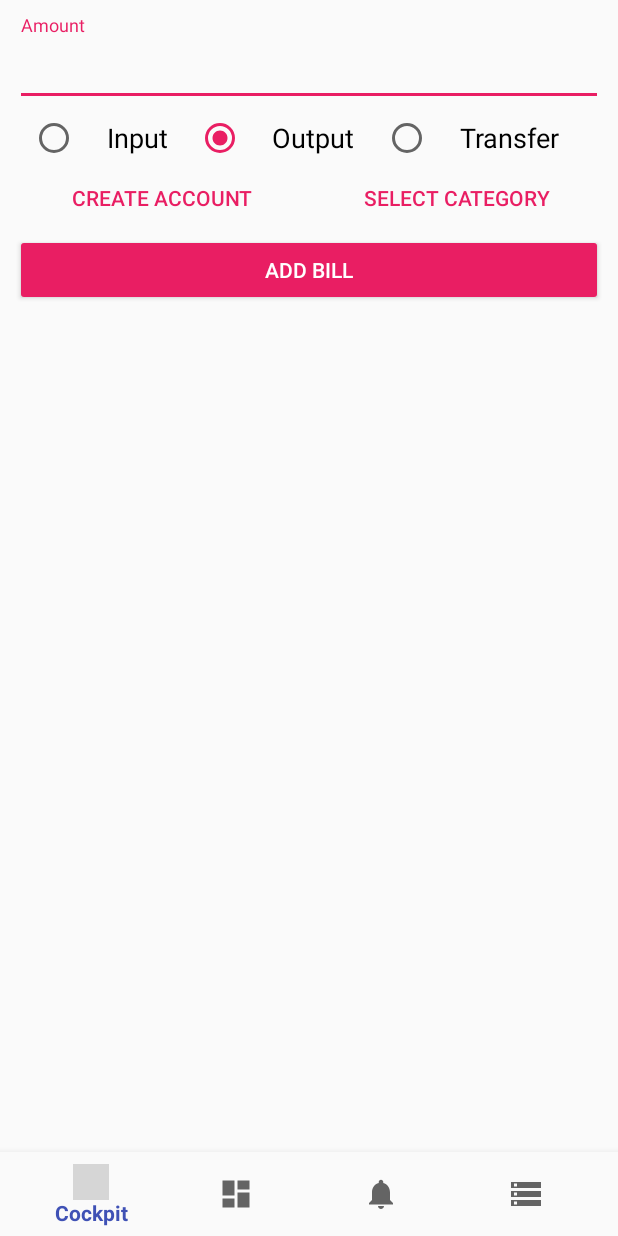
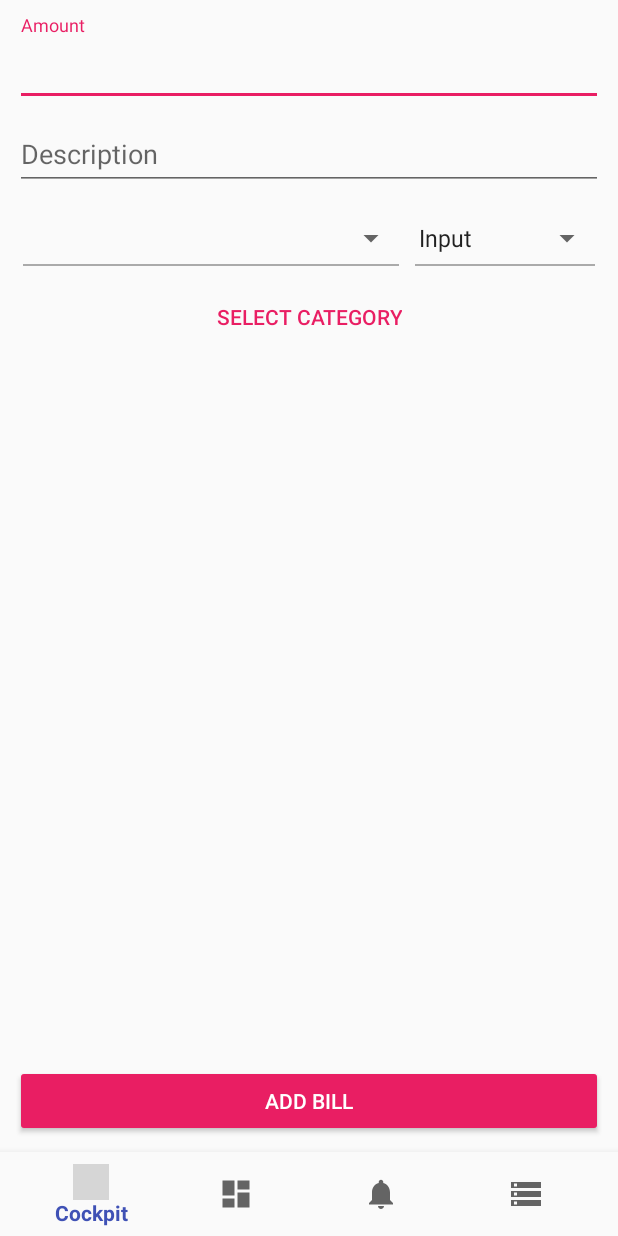
Before and after one commit to EliasDolinsek/cash-cockpit, an Android app: the screen it shows after launch (MainActivity), on a phone screen of 412 x 824 dp. Run offline under Robolectric (Android 15) with nearby library versions, the phone set to English and light mode, and no system bars; network calls fail; grey boxes are pictures that could not be loaded.

Commit message:
Improved CockpitFragment and Database-RecyclerView-Items

```diff
--- a/app/src/main/java/com/dolinsek/elias/cashcockpit/CockpitFragment.java
+++ b/app/src/main/java/com/dolinsek/elias/cashcockpit/CockpitFragment.java
@@ -29,23 +29,29 @@ import com.dolinsek.elias.cashcockpit.components.Currency;
 import com.dolinsek.elias.cashcockpit.components.Database;
 import com.dolinsek.elias.cashcockpit.components.Subcategory;
 
+import java.util.ArrayList;
+
 
 /**
  * A simple {@link Fragment} subclass.
  */
 public class CockpitFragment extends Fragment {
 
+    private static final String PRIMARY_CATEGORY = "primary_category";
+    private static final String SUBCATEGORY = "subcategory";
+    private static final String ACCOUNT = "account";
+    private static final String TYPE = "type";
+
     private LinearLayout mLlSelectInfo;
-    private TextView mTxvSelectInfo;
+    private TextView mTxvSelectInfo, mTxvSelectedCategory;
     private TextInputLayout mTilBillAmount, mTilBillDescription;
     private EditText mEdtBillAmount, mEdtBillDescription;
-    private RadioGroup mRgBillTypes;
-    private RadioButton mRbTypeInput, mRbTypeOutput, mRbTypeTransfer;
-    private Button mBtnSelectCategory, mBtnAdd, mBtnCreateBankAccount;
-    private Spinner mSpnSelectBankAccount;
+    private Button mBtnSelectCategory, mBtnAdd;
+    private Spinner mSpnSelectBankAccount, mSpnSelectBillType;
 
     private BankAccount bankAccount;
     private Subcategory subcategory;
+    private int billType = Bill.TYPE_OUTPUT;
 
     @Override
     public View onCreateView(LayoutInflater inflater, ViewGroup container,
@@ -59,22 +65,67 @@ public class CockpitFragment extends Fragment {
         mEdtBillAmount = (EditText) inflatedView.findViewById(R.id.edt_cockpit_bill_amount);
         mEdtBillDescription = (EditText) inflatedView.findViewById(R.id.edt_cockpit_bill_description);
 
-        mRgBillTypes = (RadioGroup) inflatedView.findViewById(R.id.rg_cockpit_bill_types);
-        mRbTypeInput = (RadioButton) inflatedView.findViewById(R.id.rb_cockpit_bill_type_input);
-        mRbTypeOutput = (RadioButton) inflatedView.findViewById(R.id.rb_cockpit_bill_type_output);
-        mRbTypeTransfer = (RadioButton) inflatedView.findViewById(R.id.rb_cockpit_bill_type_transfer);
-
         mBtnSelectCategory = (Button) inflatedView.findViewById(R.id.btn_cockpit_select_category);
         mBtnAdd = (Button) inflatedView.findViewById(R.id.btn_cockpit_add);
-        mBtnCreateBankAccount = (Button) inflatedView.findViewById(R.id.btn_cockpit_create_bank_account);
 
         mLlSelectInfo = (LinearLayout) inflatedView.findViewById(R.id.ll_cockpit_select_info);
         mTxvSelectInfo = (TextView) inflatedView.findViewById(R.id.txv_cockpit_select_info);
+        mTxvSelectedCategory = (TextView) inflatedView.findViewById(R.id.txv_cockpit_selected_category);
 
         mSpnSelectBankAccount = (Spinner) inflatedView.findViewById(R.id.spn_cockpit_select_bank_account);
+        mSpnSelectBillType = (Spinner) inflatedView.findViewById(R.id.spn_cockpit_select_bill_type);
+
+        final ArrayAdapter<CharSequence> selectBillTypeAdapter = new ArrayAdapter<CharSequence>(getContext(), android.R.layout.simple_spinner_item, getResources().getTextArray(R.array.bill_types_array));
+        selectBillTypeAdapter.setDropDownViewResource(android.R.layout.simple_spinner_dropdown_item);
+        mSpnSelectBillType.setAdapter(selectBillTypeAdapter);
+        mSpnSelectBillType.setOnItemSelectedListener(new AdapterView.OnItemSelectedListener() {
+            @Override
+            public void onItemSelected(AdapterView<?> adapterView, View view, int i, long l) {
+                billType = i;
+            }
+
+            @Override
+            public void onNothingSelected(AdapterView<?> adapterView) {
+
+            }
+        });
+
+        if(savedInstanceState != null){
+            billType = savedInstanceState.getInt(TYPE, 1);
+            subcategory = Database.getPrimaryCategories().get(savedInstanceState.getInt(PRIMARY_CATEGORY, 0)).getSubcategories().get(savedInstanceState.getInt(SUBCATEGORY, 0));
+            mTxvSelectedCategory.setVisibility(View.VISIBLE);
+            mTxvSelectedCategory.setText(subcategory.getPrimaryCategory().getName() + " " + Character.toString((char)0x00B7) + " " + subcategory.getName());
+        }
+
+        if(Database.getBankAccounts().size() != 0) {
+            final ArrayAdapter<CharSequence> selectBankAccountAdapter = new ArrayAdapter<CharSequence>(getContext(), android.R.layout.simple_spinner_item);
+            selectBankAccountAdapter.setDropDownViewResource(android.R.layout.simple_spinner_dropdown_item);
+
+            for(BankAccount bankAccount:Database.getBankAccounts()){
+                selectBankAccountAdapter.add(bankAccount.getName());
+            }
+
+            mSpnSelectBankAccount.setAdapter(selectBankAccountAdapter);
+            mSpnSelectBankAccount.setOnItemSelectedListener(new AdapterView.OnItemSelectedListener() {
+                @Override
+                public void onItemSelected(AdapterView<?> adapterView, View view, int i, long l) {
+                    bankAccount = Database.getBankAccounts().get(i);
+                }
+
+                @Override
+                public void onNothingSelected(AdapterView<?> adapterView) {
+
+                }
+            });
+
+            if(savedInstanceState != null) {
+                int index = savedInstanceState.getInt(ACCOUNT, 0);
+                mSpnSelectBankAccount.setSelection(index);
+                bankAccount = Database.getBankAccounts().get(index);
+            }
+        }
 
         mEdtBillAmount.addTextChangedListener(Currency.Factory.getCurrencyTextWatcher(mEdtBillAmount));
-        mRgBillTypes.check(mRbTypeOutput.getId());
 
         mBtnSelectCategory.setOnClickListener(new View.OnClickListener() {
             @Override
@@ -84,9 +135,10 @@ public class CockpitFragment extends Fragment {
                     @Override
                     public void onSubcategorySelected(Subcategory subcategory) {
                         CockpitFragment.this.subcategory = subcategory;
-                        mBtnSelectCategory.setTextColor(getResources().getColor(R.color.colorPrimary));
-                        mBtnSelectCategory.setText(subcategory.getName());
 
+                        mLlSelectInfo.setVisibility(View.GONE);
+                        mTxvSelectedCategory.setVisibility(View.VISIBLE);
+                        mTxvSelectedCategory.setText(subcategory.getPrimaryCategory().getName() + " " + Character.toString((char)0x00B7) + " " + subcategory.getName());
                         selectSubcategoryDialogFragment.dismiss();
                     }
                 });
@@ -107,9 +159,7 @@ public class CockpitFragment extends Fragment {
                 if(mEdtBillAmount.getText().toString().equals("")){
                     mTilBillDescription.setErrorEnabled(true);
                     mTilBillAmount.setError(getResources().getString(R.string.label_enter_amount));
-                } else if(bankAccount == null){
-                    mLlSelectInfo.setVisibility(View.VISIBLE);
-                    mTxvSelectInfo.setText(getResources().getString(R.string.label_need_to_select_bank_account));
+                    mTilBillDescription.setErrorEnabled(false);
                 } else if(subcategory == null){
                     mLlSelectInfo.setVisibility(View.VISIBLE);
                     mTxvSelectInfo.setText(getResources().getString(R.string.label_need_to_select_category));
@@ -117,16 +167,7 @@ public class CockpitFragment extends Fragment {
                     long amount = ((long) (Double.valueOf(mEdtBillAmount.getText().toString()) * 100));
                     String description = mEdtBillDescription.getText().toString();
 
-                    int type;
-                    if(mRgBillTypes.getCheckedRadioButtonId() == mRbTypeInput.getId()) {
-                        type = Bill.TYPE_INPUT;
-                    } else if(mRgBillTypes.getCheckedRadioButtonId() == mRbTypeOutput.getId()){
-                        type = Bill.TYPE_OUTPUT;
-                    } else {
-                        type = Bill.TYPE_TRANSFER;
-                    }
-
-                    bankAccount.addBill(new Bill(amount, description, type, subcategory));
+                    bankAccount.addBill(new Bill(amount, description, billType, subcategory));
 
                     //Show message
                     Toast.makeText(getContext(), getResources().getString(R.string.toast_bill_added), Toast.LENGTH_SHORT).show();
@@ -142,50 +183,7 @@ public class CockpitFragment extends Fragment {
             }
         });
 
-        mBtnCreateBankAccount.setOnClickListener(new View.OnClickListener() {
-            @Override
-            public void onClick(View view) {
-                //Start BankAccountActivity
-                Intent intent = new Intent(getContext(), BankAccountActivity.class);
-                startActivity(intent);
-            }
-        });
-
         return inflatedView;
-    }
-
-    @Override
-    public void onResume() {
-        super.onResume();
-
-        final ArrayAdapter<CharSequence> selectBankAccountAdapter = new ArrayAdapter<CharSequence>(getContext(), android.R.layout.simple_spinner_item);
-        selectBankAccountAdapter.setDropDownViewResource(android.R.layout.simple_spinner_dropdown_item);
-
-        for(BankAccount bankAccount:Database.getBankAccounts()){
-            selectBankAccountAdapter.add(bankAccount.getName());
-        }
-
-        mSpnSelectBankAccount.setAdapter(selectBankAccountAdapter);
-        mSpnSelectBankAccount.setOnItemSelectedListener(new AdapterView.OnItemSelectedListener() {
-            @Override
-            public void onItemSelected(AdapterView<?> adapterView, View view, int i, long l) {
-                bankAccount = Database.getBankAccounts().get(i);
-            }
-
-            @Override
-            public void onNothingSelected(AdapterView<?> adapterView) {
-
-            }
-        });
-
-        if(Database.getBankAccounts().size() != 0){
-            bankAccount = Database.getBankAccounts().get(0);
-            mBtnCreateBankAccount.setVisibility(View.GONE);
-            mSpnSelectBankAccount.setVisibility(View.VISIBLE);
-        } else {
-            mBtnCreateBankAccount.setVisibility(View.VISIBLE);
-            mSpnSelectBankAccount.setVisibility(View.GONE);
-        }
     }
 
     private void hideKeyboard(){
@@ -193,4 +191,33 @@ public class CockpitFragment extends Fragment {
         imm.hideSoftInputFromWindow(getView().getWindowToken(), 0);
     }
 
+    @Override
+    public void onSaveInstanceState(Bundle outState) {
+        super.onSaveInstanceState(outState);
+
+        //Gets index of selected account
+        int bankAccountIndex = 0;
+        for(int i = 0; i<Database.getBankAccounts().size(); i++){
+            if(Database.getBankAccounts().get(i).equals(this.bankAccount))
+                bankAccountIndex = i;
+        }
+
+        //Gets index of selected category index
+        int categoryIndex = 0;
+        int subcategoryIndex = 0;
+        for(int i = 0; i<Database.getPrimaryCategories().size(); i++){
+            if(Database.getPrimaryCategories().get(i).equals(subcategory.getPrimaryCategory())){
+                categoryIndex = i;
+                for(int y = 0; y<Database.getPrimaryCategories().get(i).getSubcategories().size(); y++){
+                    if(Database.getPrimaryCategories().get(i).getSubcategories().get(y).equals(subcategory))
+                        subcategoryIndex = y;
+                }
+            }
+        }
+
+        outState.putInt(TYPE, billType);
+        outState.putInt(ACCOUNT, bankAccountIndex);
+        outState.putInt(PRIMARY_CATEGORY, categoryIndex);
+        outState.putInt(SUBCATEGORY, subcategoryIndex);
+    }
 }
--- a/app/src/main/java/com/dolinsek/elias/cashcockpit/MainActivity.java
+++ b/app/src/main/java/com/dolinsek/elias/cashcockpit/MainActivity.java
@@ -25,6 +25,9 @@ public class MainActivity extends AppCompatActivity {
      */
     private BottomNavigationView mBottomNavigationView;
 
+    private CockpitFragment cockpitFragment = new CockpitFragment();
+    private DatabaseFragment databaseFragment = new DatabaseFragment();
+
     @Override
     protected void onCreate(Bundle savedInstanceState) {
         super.onCreate(savedInstanceState);
@@ -43,10 +46,10 @@ public class MainActivity extends AppCompatActivity {
                 //Switch between fragments
                 switch (item.getItemId()){
                     case R.id.navigation_database:
-                            replaceFragment(new DatabaseFragment());
+                            replaceFragment(databaseFragment);
                             return true;
                     case R.id.navigation_cockpit:
-                            replaceFragment(new CockpitFragment());
+                            replaceFragment(cockpitFragment);
                             return true;
                 }
 
--- a/app/src/main/res/layout/fragment_cockpit.xml
+++ b/app/src/main/res/layout/fragment_cockpit.xml
@@ -24,51 +24,10 @@
 
     </android.support.design.widget.TextInputLayout>
 
-    <RadioGroup
-        android:id="@+id/rg_cockpit_bill_types"
-        android:layout_width="match_parent"
-        android:layout_height="wrap_content"
-        android:orientation="horizontal"
-        android:layout_gravity="center_vertical"
-        android:layout_marginTop="5dp"
-        android:layout_marginStart="10dp"
-        android:layout_marginEnd="10dp"
-        android:weightSum="9">
-
-        <RadioButton
-            android:id="@+id/rb_cockpit_bill_type_input"
-            android:layout_width="wrap_content"
-            android:layout_height="wrap_content"
-            android:text="@string/label_input"
-            android:textAlignment="center"
-            android:textAppearance="@style/Base.TextAppearance.AppCompat.Medium"
-            android:layout_weight="3" />
-
-        <RadioButton
-            android:id="@+id/rb_cockpit_bill_type_output"
-            android:layout_width="wrap_content"
-            android:layout_height="wrap_content"
-            android:text="@string/label_output"
-            android:textAlignment="center"
-            android:textAppearance="@style/Base.TextAppearance.AppCompat.Medium"
-            android:layout_weight="3" />
-
-        <RadioButton
-            android:id="@+id/rb_cockpit_bill_type_transfer"
-            android:layout_width="wrap_content"
-            android:layout_height="wrap_content"
-            android:text="@string/label_transfer"
-            android:textAlignment="center"
-            android:textAppearance="@style/Base.TextAppearance.AppCompat.Medium"
-            android:layout_weight="3" />
-
-    </RadioGroup>
-
     <android.support.design.widget.TextInputLayout
         android:id="@+id/til_cockpit_bill_description"
         android:layout_width="match_parent"
-        android:layout_height="wrap_content"
-        android:visibility="gone">
+        android:layout_height="wrap_content">
 
         <android.support.design.widget.TextInputEditText
             android:id="@+id/edt_cockpit_bill_description"
@@ -76,26 +35,97 @@
             android:layout_height="wrap_content"
             android:hint="@string/label_description"
             android:lines="1"
-            android:textAppearance="@style/Base.TextAppearance.AppCompat.Medium"
-            android:textAlignment="center"/>
+            android:textAppearance="@style/Base.TextAppearance.AppCompat.Medium" />
 
     </android.support.design.widget.TextInputLayout>
 
     <LinearLayout
-        android:id="@+id/ll_cockpit_select_info"
+        android:layout_width="match_parent"
+        android:layout_height="wrap_content"
+        android:weightSum="3"
+        android:layout_marginTop="20dp">
+
+        <LinearLayout
+            android:layout_width="0dp"
+            android:layout_height="wrap_content"
+            android:layout_weight="2"
+            android:orientation="vertical">
+
+            <Spinner
+                android:id="@+id/spn_cockpit_select_bank_account"
+                android:layout_width="match_parent"
+                android:layout_height="wrap_content"
+                android:layout_gravity="center_vertical"/>
+
+            <View
+                android:layout_width="match_parent"
+                android:layout_height="1dp"
+                android:background="@android:color/darker_gray"
+                android:layout_marginTop="5dp"
+                android:layout_marginStart="5dp"
+                android:layout_marginEnd="5dp"/>
+        </LinearLayout>
+
+        <LinearLayout
+            android:layout_width="0dp"
+            android:layout_height="wrap_content"
+            android:layout_weight="1"
+            android:orientation="vertical">
+
+            <Spinner
+                android:id="@+id/spn_cockpit_select_bill_type"
+                android:layout_width="match_parent"
+                android:layout_height="wrap_content"
+                android:layout_gravity="center_vertical"/>
+
+            <View
+                android:layout_width="match_parent"
+                android:layout_height="1dp"
+                android:background="@android:color/darker_gray"
+                android:layout_marginTop="5dp"
+                android:layout_marginStart="5dp"
+                android:layout_marginEnd="5dp"/>
+        </LinearLayout>
+    </LinearLayout>
+
+    <LinearLayout
         android:layout_width="match_parent"
         android:layout_height="wrap_content"
         android:orientation="horizontal"
         android:gravity="center"
-        android:layout_marginTop="5dp"
+        android:layout_marginTop="10dp">
+
+        <Button
+            android:id="@+id/btn_cockpit_select_category"
+            style="@style/Widget.AppCompat.Button.Borderless.Colored"
+            android:layout_width="wrap_content"
+            android:layout_height="wrap_content"
+            android:text="@string/btn_select_category" />
+
+        <TextView
+            android:id="@+id/txv_cockpit_selected_category"
+            android:layout_width="wrap_content"
+            android:layout_height="wrap_content"
+            android:textAlignment="center"
+            android:visibility="gone"/>
+
+    </LinearLayout>
+
+    <LinearLayout
+        android:id="@+id/ll_cockpit_select_info"
+        android:layout_width="wrap_content"
+        android:layout_height="wrap_content"
+        android:gravity="center_vertical"
+        android:layout_gravity="center_horizontal"
+        android:orientation="horizontal"
         android:visibility="gone">
 
         <ImageView
             android:layout_width="wrap_content"
             android:layout_height="wrap_content"
-            android:src="@drawable/ic_info"
-            android:layout_gravity="center_vertical"
-            android:layout_marginEnd="10dp"/>
+            android:layout_gravity="top"
+            android:layout_marginEnd="10dp"
+            android:src="@drawable/ic_info" />
 
         <TextView
             android:id="@+id/txv_cockpit_select_info"
@@ -106,39 +136,17 @@
     <LinearLayout
         android:layout_width="match_parent"
         android:layout_height="wrap_content"
+        android:layout_weight="10"
         android:orientation="horizontal">
 
-        <Spinner
-            android:id="@+id/spn_cockpit_select_bank_account"
-            android:layout_width="0dp"
+        <Button
+            android:id="@+id/btn_cockpit_add"
+            style="@style/Widget.AppCompat.Button.Colored"
+            android:layout_width="match_parent"
             android:layout_height="wrap_content"
-            android:layout_weight="5"
-            android:layout_gravity="center_vertical"/>
-
-        <Button
-            android:id="@+id/btn_cockpit_create_bank_account"
-            android:layout_width="0dp"
-            android:layout_height="wrap_content"
-            android:layout_weight="5"
-            android:text="@string/create_account"
-            style="@style/Base.Widget.AppCompat.Button.Borderless.Colored"
-            android:visibility="gone"/>
-
-        <Button
-            android:id="@+id/btn_cockpit_select_category"
-            style="@style/Widget.AppCompat.Button.Borderless.Colored"
-            android:layout_width="0dp"
-            android:layout_height="wrap_content"
-            android:layout_weight="5"
-            android:text="@string/btn_select_category" />
+            android:text="@string/btn_add_bill"
+            android:layout_gravity="bottom"/>
 
     </LinearLayout>
 
-    <Button
-        android:id="@+id/btn_cockpit_add"
-        style="@style/Widget.AppCompat.Button.Colored"
-        android:layout_width="match_parent"
-        android:layout_height="wrap_content"
-        android:text="@string/btn_add_bill" />
-
 </LinearLayout>
--- a/app/src/main/res/layout/list_item_auto_pay.xml
+++ b/app/src/main/res/layout/list_item_auto_pay.xml
@@ -3,8 +3,9 @@
     android:id="@+id/cv_item_auto_pay"
     xmlns:android="http://schemas.android.com/apk/res/android" android:layout_width="match_parent"
     android:layout_height="wrap_content"
-    android:layout_marginBottom="1dp"
-    android:layout_marginTop="1dp">
+    android:layout_marginTop="5dp"
+    android:layout_marginStart="5dp"
+    android:layout_marginEnd="5dp">
 
     <LinearLayout
         android:layout_width="match_parent"
--- a/app/src/main/res/layout/list_item_bank_account.xml
+++ b/app/src/main/res/layout/list_item_bank_account.xml
@@ -5,8 +5,9 @@
     xmlns:app="http://schemas.android.com/apk/res-auto"
     android:layout_width="match_parent"
     android:layout_height="wrap_content"
-    android:layout_marginBottom="1dp"
-    android:layout_marginTop="1dp">
+    android:layout_marginTop="5dp"
+    android:layout_marginStart="5dp"
+    android:layout_marginEnd="5dp">
 
     <LinearLayout
         android:id="@+id/linearLayout"
--- a/app/src/main/res/layout/list_item_primary_category.xml
+++ b/app/src/main/res/layout/list_item_primary_category.xml
@@ -2,11 +2,11 @@
 <android.support.v7.widget.CardView
     android:id="@+id/cv_item_primary_category"
     xmlns:android="http://schemas.android.com/apk/res/android"
-    xmlns:app="http://schemas.android.com/apk/res-auto"
     android:layout_width="match_parent"
     android:layout_height="wrap_content"
-    android:layout_marginBottom="1dp"
-    android:layout_marginTop="1dp"
+    android:layout_marginTop="5dp"
+    android:layout_marginStart="5dp"
+    android:layout_marginEnd="5dp"
     android:paddingTop="5dp">
 
     <LinearLayout
--- a/app/src/main/res/values/strings.xml
+++ b/app/src/main/res/values/strings.xml
@@ -99,6 +99,7 @@
     <string name="label_enter_amount">Please enter an amount!</string>
     <string name="btn_add_bill">Add Bill</string>
     <string name="toast_bill_added">Bill added successfully!</string>
+    <string name="label_no_category_selected">No category selected</string>
 
     <string name="label_input">Input</string>
     <string name="label_output">Output</string>
@@ -114,6 +115,12 @@
         <item>@string/pounds</item>
     </array>
 
+    <array name="bill_types_array">
+        <item>@string/label_input</item>
+        <item>@string/label_output</item>
+        <item>@string/label_transfer</item>
+    </array>
+
     <!--TODO delete-->
     <string name="label_bank_account_euros">Euros</string>
     <string name="label_bank_account_cents">Cents</string>
```
